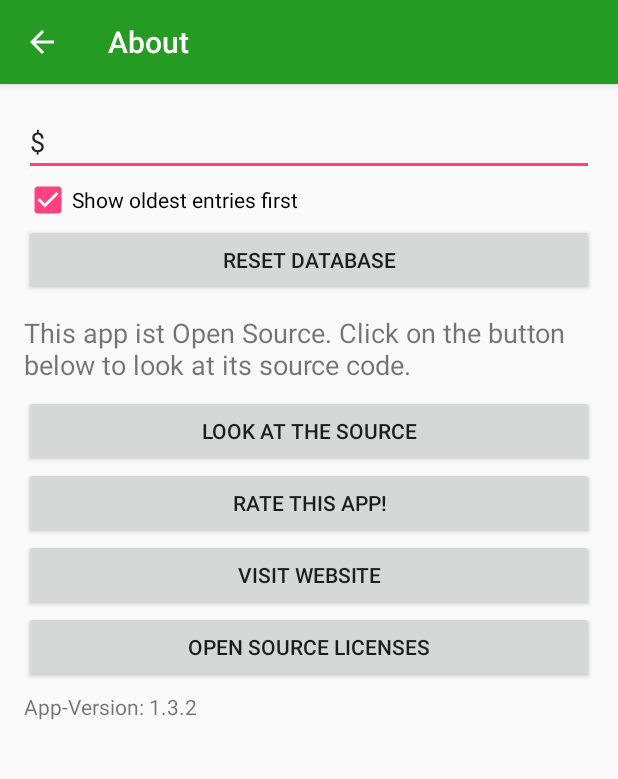
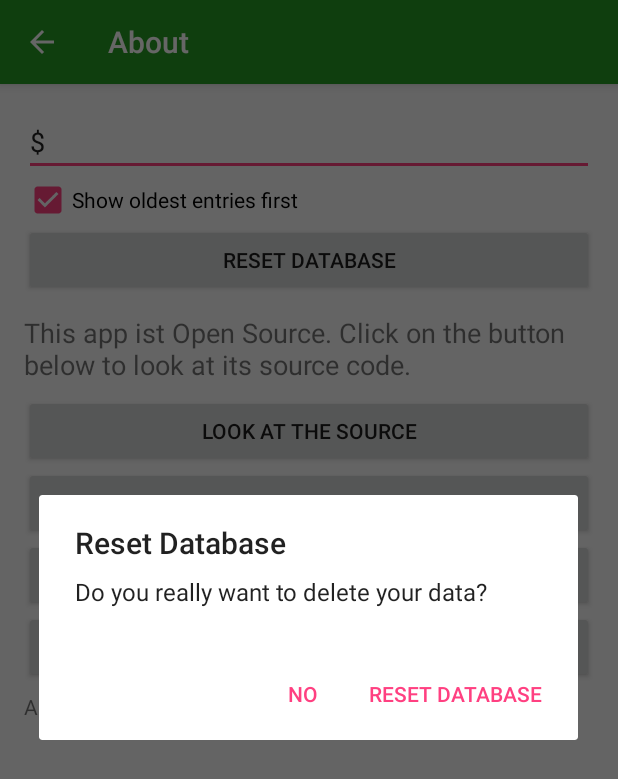
Before and after one commit to ueman/CampusCardReader, an Android app: the SettingsActivity screen opened directly, with no data from a screen before it, after a tap on "RESET DATABASE", on a phone screen of 412 x 824 dp. Shown: the top 779 px of the screen. Run offline under Robolectric (Android 15) with nearby library versions, the phone set to English and light mode, and no system bars.

Commit message:
update + refactoring
- updated for appcompat 22.1.0
- refactored settingsactivity to be more readable
- delete database dialog

```diff
--- a/app/build.gradle
+++ b/app/build.gradle
@@ -27,9 +27,9 @@ android {
 
 dependencies {
     compile fileTree(dir: 'libs', include: ['*.jar'])
-    compile 'com.android.support:support-v13:22.0.0'
-    compile 'com.android.support:support-v4:22.0.0'
-    compile 'com.android.support:appcompat-v7:22.0.0'
+    compile 'com.android.support:support-v13:22.1.0'
+    compile 'com.android.support:support-v4:22.1.0'
+    compile 'com.android.support:appcompat-v7:22.1.0'
     compile 'com.google.android.gms:play-services-ads:7.0.0'
     compile 'com.squareup:seismic:1.0.1'
     compile 'com.diogobernardino:williamchart:1.7.0'
--- a/app/src/main/java/de/lazyheroproductions/campuscardreader/MainActivity.java
+++ b/app/src/main/java/de/lazyheroproductions/campuscardreader/MainActivity.java
@@ -13,7 +13,7 @@ import android.nfc.tech.IsoDep;
 import android.nfc.tech.NfcA;
 import android.os.Bundle;
 import android.support.v4.content.LocalBroadcastManager;
-import android.support.v7.app.ActionBarActivity;
+import android.support.v7.app.AppCompatActivity;
 import android.util.Log;
 import android.view.Menu;
 import android.view.MenuItem;
@@ -40,7 +40,7 @@ import com.squareup.seismic.ShakeDetector;
 import java.text.DecimalFormat;
 import java.util.Date;
 
-public class MainActivity extends ActionBarActivity implements ShakeDetector.Listener{
+public class MainActivity extends AppCompatActivity implements ShakeDetector.Listener{
 
     private AdView adView;
     private NfcAdapter mAdapter;
--- a/app/src/main/java/de/lazyheroproductions/campuscardreader/SettingsActivity.java
+++ b/app/src/main/java/de/lazyheroproductions/campuscardreader/SettingsActivity.java
@@ -24,9 +24,10 @@ import android.content.Intent;
 import android.content.SharedPreferences;
 import android.net.Uri;
 import android.os.Bundle;
-import android.support.v7.app.ActionBarActivity;
+import android.support.v7.app.AppCompatActivity;
 import android.text.Editable;
 import android.text.TextWatcher;
+import android.util.Log;
 import android.view.View;
 import android.webkit.WebView;
 import android.widget.CheckBox;
@@ -36,7 +37,7 @@ import android.widget.TextView;
 import android.widget.Toast;
 
 
-public class SettingsActivity extends ActionBarActivity {
+public class SettingsActivity extends AppCompatActivity implements View.OnClickListener{
 
     private static final String LICENSE_FILE_PATH = "file:///android_asset/license.html";
     private static final String SHARED_PREFERENCES_KEY = "unitSharedPreferences";
@@ -47,49 +48,11 @@ public class SettingsActivity extends ActionBarActivity {
     protected void onCreate(Bundle savedInstanceState) {
         super.onCreate(savedInstanceState);
         setContentView(R.layout.activity_settings);
-        getSupportActionBar().setDisplayHomeAsUpEnabled(true);
-        // set an on click listener for the see_source_button
-        findViewById(R.id.see_source_button).setOnClickListener(new View.OnClickListener() {
-            @Override
-            public void onClick(View v) {
-                startActivity(new Intent(Intent.ACTION_VIEW, Uri.parse(Config.PROJECT_HOME)));
-            }
-        });
-        // set an on click listener for the rate_button
-        findViewById(R.id.about_screen_rate_button).setOnClickListener(new View.OnClickListener() {
-            @Override
-            public void onClick(View v) {
-                // send the user to the play store or otherwise to the play web store
-                Uri uri = Uri.parse(Config.PLAY_STORE_URI + getPackageName());
-                Intent goToMarket = new Intent(Intent.ACTION_VIEW, uri);
-                try {
-                    startActivity(goToMarket);
-                } catch (ActivityNotFoundException e) {
-                    startActivity(new Intent(Intent.ACTION_VIEW, Uri.parse(Config.WEB_PLAY_STORE_URL + getPackageName())));
-                }
-            }
-        });
-        findViewById(R.id.visit_website_button).setOnClickListener(new View.OnClickListener() {
-            @Override
-            public void onClick(View v) {
-                startActivity(new Intent(Intent.ACTION_VIEW, Uri.parse(Config.AUTHOR_WEBSITE)));
-            }
-        });
-        findViewById(R.id.reset_database_button).setOnClickListener(new View.OnClickListener() {
-            @Override
-            public void onClick(View v) {
-                CreditDatabase cDb = new CreditDatabase(getApplicationContext());
-                cDb.resetDatabase();
-            }
-        });
+        if(getSupportActionBar() != null) {
+            getSupportActionBar().setDisplayHomeAsUpEnabled(true);
+        }
+
         ((TextView)findViewById(R.id.app_version_textview)).setText(getResources().getText(R.string.app_version) + " " + BuildConfig.VERSION_NAME);
-        findViewById(R.id.license_button).setOnClickListener(new View.OnClickListener() {
-            @Override
-            public void onClick(View v) {
-                onLicenseClick();
-            }
-        });
-
         ((EditText)findViewById(R.id.currency_edittext)).setText(getUnit(this));
         ((EditText)findViewById(R.id.currency_edittext)).addTextChangedListener(new TextWatcher() {
             @Override
@@ -118,6 +81,57 @@ public class SettingsActivity extends ActionBarActivity {
                     saveOrder(getApplicationContext(),b);
             }
         });
+
+        //onclicklistener!
+        findViewById(R.id.see_source_button).setOnClickListener(this);
+        findViewById(R.id.about_screen_rate_button).setOnClickListener(this);
+        findViewById(R.id.visit_website_button).setOnClickListener(this);
+        findViewById(R.id.reset_database_button).setOnClickListener(this);
+        findViewById(R.id.license_button).setOnClickListener(this);
+    }
+
+    @Override
+    public void onClick(View v){
+        Log.d(getClass().toString(), "Clicked on "+v.getId());
+        switch(v.getId()){
+            case R.id.see_source_button: startActivity(new Intent(Intent.ACTION_VIEW, Uri.parse(Config.PROJECT_HOME))); break;
+            case R.id.visit_website_button: startActivity(new Intent(Intent.ACTION_VIEW, Uri.parse(Config.AUTHOR_WEBSITE))); break;
+            case R.id.about_screen_rate_button: onRateClick(); break;
+            case R.id.reset_database_button: onDeleteDbClick(); break;
+            case R.id.license_button: onLicenseClick(); break;
+            case View.NO_ID: break; //do something?
+        }
+    }
+
+    private void onRateClick(){
+        // send the user to the play store or otherwise to the play web store
+        Uri uri = Uri.parse(Config.PLAY_STORE_URI + getPackageName());
+        Intent goToMarket = new Intent(Intent.ACTION_VIEW, uri);
+        try {
+            startActivity(goToMarket);
+        } catch (ActivityNotFoundException e) {
+            startActivity(new Intent(Intent.ACTION_VIEW, Uri.parse(Config.WEB_PLAY_STORE_URL + getPackageName())));
+        }
+    }
+
+    private void onDeleteDbClick(){
+        new AlertDialog.Builder(this)
+                .setTitle(getResources().getString(R.string.reset_database))
+                .setMessage(getResources().getString(R.string.really_delete_data))
+                .setPositiveButton(getResources().getString(R.string.reset_database), new DialogInterface.OnClickListener() {
+                    @Override
+                    public void onClick(DialogInterface dialog, int which) {
+                        CreditDatabase cDb = new CreditDatabase(getApplicationContext());
+                        cDb.resetDatabase();
+                    }
+                })
+                .setNegativeButton(getResources().getString(R.string.no), new DialogInterface.OnClickListener() {
+                    @Override
+                    public void onClick(DialogInterface dialog, int which) {
+
+                    }
+                })
+                .show();
     }
 
     private void onLicenseClick(){
--- a/app/src/main/res/values/strings.xml
+++ b/app/src/main/res/values/strings.xml
@@ -30,6 +30,7 @@
     <string name="title_activity_statistic">Statistic</string>
     <string name="action_statistic">Statistic</string>
     <string name="reset_database">Reset Database</string>
+    <string name="really_delete_data">Do you really want to delete your data?</string>
     <string name="save">Save</string>
     <string name="currency_unit">Currency</string>
     <string name="saved">Saved</string>
```
Also changed, not shown: app/src/main/java/de/lazyheroproductions/campuscardreader/Config.java (+4 -4 lines), 1 other file.
